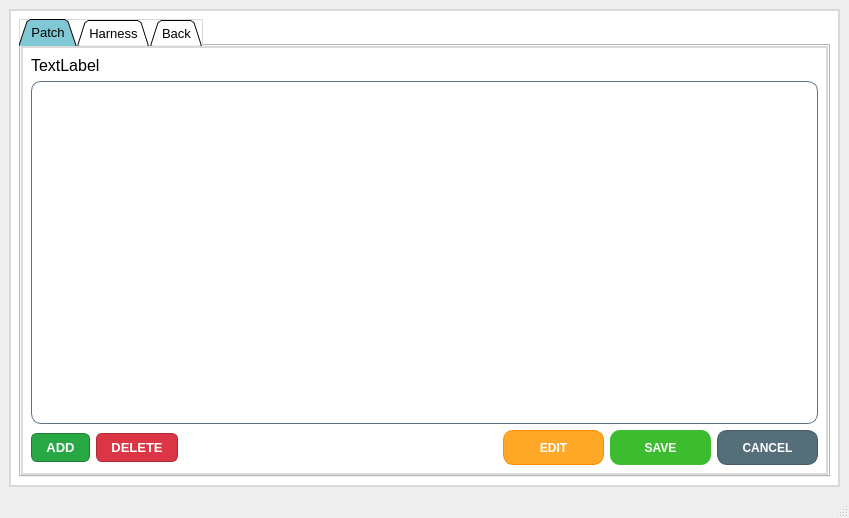
Above: mainwindow.ui from zubair-appdev/SolarACHT_2 before the change. Below: the same form after it.
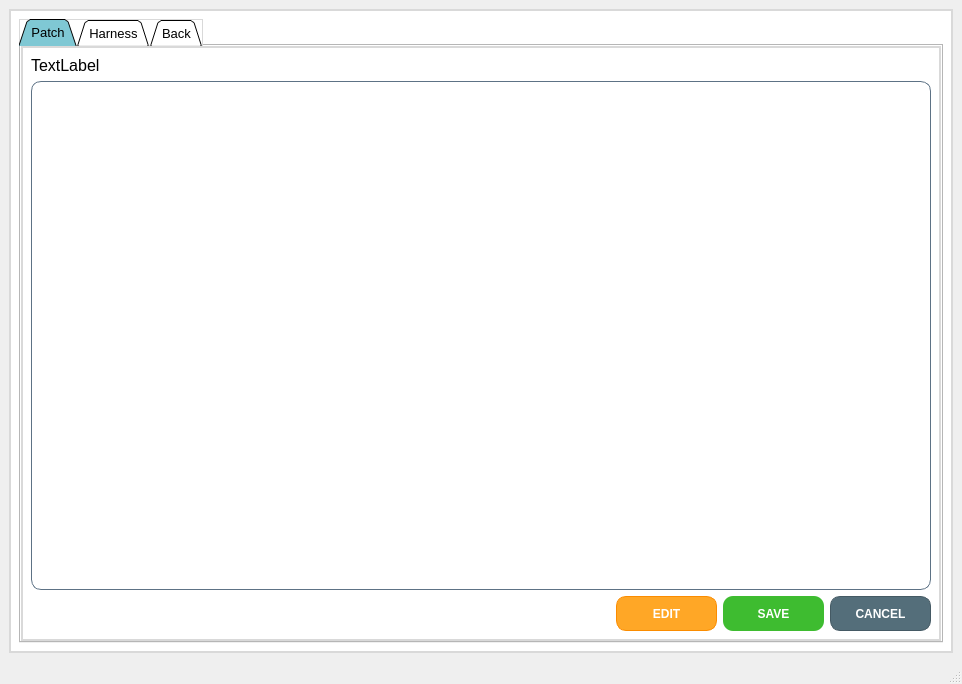
That is the form after the change. The open tabs and pages were chosen to show the change. Icons and pictures are not drawn.

Commit message: Error log and admin credential added by R

What changed in the file:
```diff
--- a/mainwindow.ui
+++ b/mainwindow.ui
@@ -9,8 +9,8 @@
    <rect>
     <x>0</x>
     <y>0</y>
-    <width>849</width>
-    <height>518</height>
+    <width>962</width>
+    <height>684</height>
    </rect>
   </property>
   <property name="windowTitle">
@@ -3719,64 +3719,6 @@
             </item>
             <item>
              <layout class="QHBoxLayout" name="horizontalLayout_7">
-              <item>
-               <widget class="QPushButton" name="pushButton_addRow">
-                <property name="styleSheet">
-                 <string notr="true">QPushButton
-{
-    background-color: #28A745;
-    color: white;
-    border: 1px solid #1E7E34;
-    border-radius: 6px;
-    padding: 6px 14px;
-    font-size: 13px;
-    font-weight: 600;
-}
-
-QPushButton:hover
-{
-    background-color: #218838;
-}
-
-QPushButton:pressed
-{
-    background-color: #1E7E34;
-}</string>
-                </property>
-                <property name="text">
-                 <string>ADD</string>
-                </property>
-               </widget>
-              </item>
-              <item>
-               <widget class="QPushButton" name="pushButton_delRow">
-                <property name="styleSheet">
-                 <string notr="true">QPushButton
-{
-    background-color: #DC3545;
-    color: white;
-    border: 1px solid #B02A37;
-    border-radius: 6px;
-    padding: 6px 14px;
-    font-size: 13px;
-    font-weight: 600;
-}
-
-QPushButton:hover
-{
-    background-color: #C82333;
-}
-
-QPushButton:pressed
-{
-    background-color: #B02A37;
-}</string>
-                </property>
-                <property name="text">
-                 <string>DELETE</string>
-                </property>
-               </widget>
-              </item>
               <item>
                <spacer name="horizontalSpacer_27">
                 <property name="orientation">
```
Left out of the diff: 231 changed lines with no effect on the pictures. The commit also changes 2 other files.
